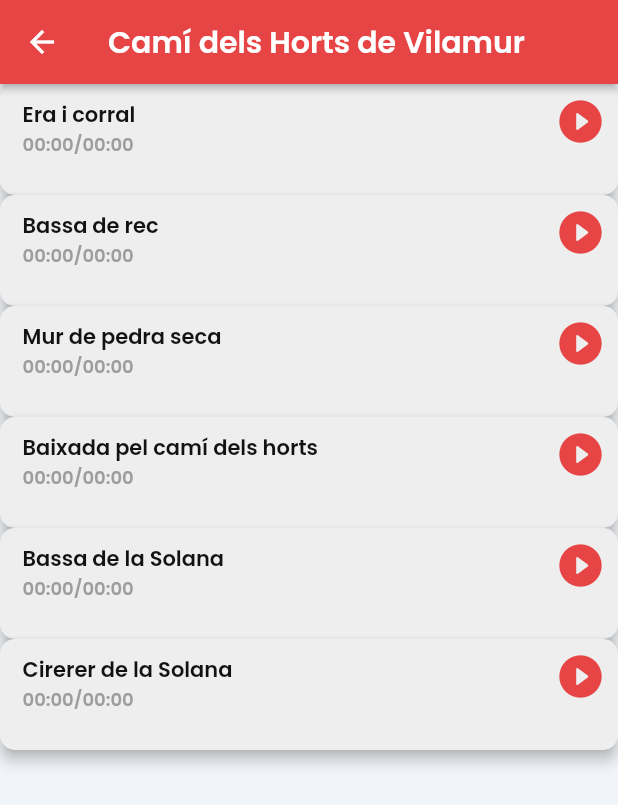
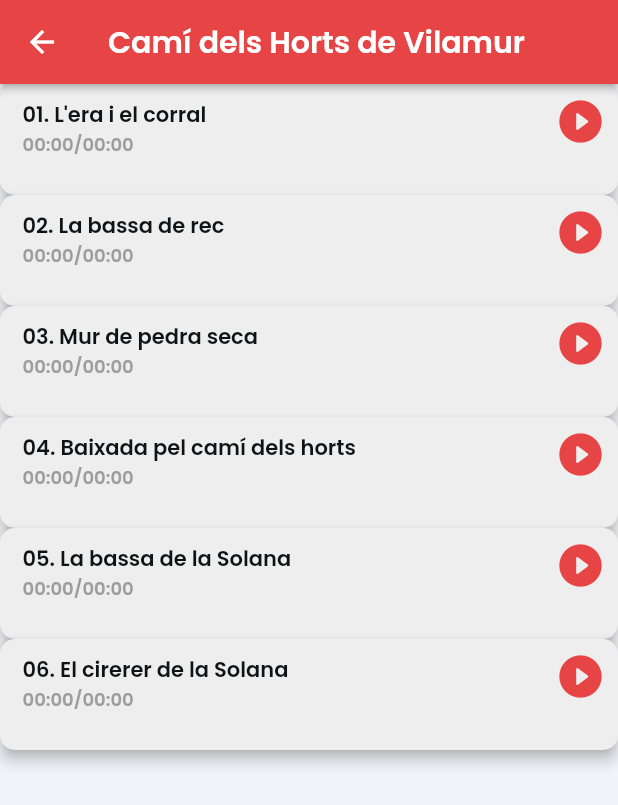
Before and after one commit to wavelife/museudecamins-audioguia, a Flutter app: the Cami1Widget screen opened directly, on a phone screen of 412 x 824 dp. Shown: the top 805 px of the screen. Run offline on Flutter 3.47's test engine with Material 2 defaults, Android fonts, the phone set to English and light mode, and no system bars; our stand-ins replace assets_audio_player, auto_size_text, built_collection, built_value, cloud_firestore, firebase_core and 6 more; missing offline and left inert: json_path; accounts and stored records are empty.

Commit message:
Correccions varies

```diff
--- a/lib/cami_1/cami1_widget.dart
+++ b/lib/cami_1/cami1_widget.dart
@@ -43,8 +43,8 @@ class _Cami1WidgetState extends State<Cami1Widget> {
                 audio: Audio.network(
                   'https://www.museudecamins.com/wp-content/uploads/2022/11/audio_1_1.m4a',
                   metas: Metas(
-                    id: 'audio_1_1.m4a-kovwjlqe',
-                    title: 'Era i corral',
+                    id: 'audio_1_1.m4a-26dzbeen',
+                    title: '01. L\'era i el corral',
                   ),
                 ),
                 titleTextStyle: FlutterFlowTheme.of(context).bodyText1.override(
@@ -66,8 +66,8 @@ class _Cami1WidgetState extends State<Cami1Widget> {
                 audio: Audio.network(
                   'https://www.museudecamins.com/wp-content/uploads/2022/11/audio_1_2.m4a',
                   metas: Metas(
-                    id: 'audio_1_2.m4a-1saqknbn',
-                    title: 'Bassa de rec',
+                    id: 'audio_1_2.m4a-3chwwno0',
+                    title: '02. La bassa de rec',
                   ),
                 ),
                 titleTextStyle: FlutterFlowTheme.of(context).bodyText1.override(
@@ -89,8 +89,8 @@ class _Cami1WidgetState extends State<Cami1Widget> {
                 audio: Audio.network(
                   'https://www.museudecamins.com/wp-content/uploads/2022/11/audio_1_3.m4a',
                   metas: Metas(
-                    id: 'audio_1_3.m4a-byut48di',
-                    title: 'Mur de pedra seca',
+                    id: 'audio_1_3.m4a-i6sbn4v6',
+                    title: '03. Mur de pedra seca',
                   ),
                 ),
                 titleTextStyle: FlutterFlowTheme.of(context).bodyText1.override(
@@ -112,8 +112,31 @@ class _Cami1WidgetState extends State<Cami1Widget> {
                 audio: Audio.network(
                   'https://www.museudecamins.com/wp-content/uploads/2022/11/audio_1_4.m4a',
                   metas: Metas(
-                    id: 'audio_1_4.m4a-ky76qyms',
-                    title: 'Baixada pel camí dels horts',
+                    id: 'audio_1_4.m4a-f1juk6og',
+                    title: '04. Baixada pel camí dels horts',
+                  ),
+                ),
+                titleTextStyle: FlutterFlowTheme.of(context).bodyText1.override(
+                      fontFamily: 'Poppins',
+                      fontWeight: FontWeight.w600,
+                    ),
+                playbackDurationTextStyle:
+                    FlutterFlowTheme.of(context).bodyText1.override(
+                          fontFamily: 'Poppins',
+                          color: Color(0xFF9D9D9D),
+                          fontSize: 12,
+                        ),
+                fillColor: Color(0xFFEEEEEE),
+                playbackButtonColor: FlutterFlowTheme.of(context).primaryColor,
+                activeTrackColor: Color(0xFF57636C),
+                elevation: 4,
+              ),
+              FlutterFlowAudioPlayer(
+                audio: Audio.network(
+                  'https://www.museudecamins.com/wp-content/uploads/2022/11/audio_1_5.m4a',
+                  metas: Metas(
+                    id: 'audio_1_5.m4a-mz8tjb5f',
+                    title: '05. La bassa de la Solana',
                   ),
                 ),
                 titleTextStyle: FlutterFlowTheme.of(context).bodyText1.override(
@@ -135,31 +158,8 @@ class _Cami1WidgetState extends State<Cami1Widget> {
                 audio: Audio.network(
                   'https://www.museudecamins.com/wp-content/uploads/2022/11/audio_1_6.m4a',
                   metas: Metas(
-                    id: 'audio_1_6.m4a-y7zuglv1',
-                    title: 'Bassa de la Solana',
-                  ),
-                ),
-                titleTextStyle: FlutterFlowTheme.of(context).bodyText1.override(
-                      fontFamily: 'Poppins',
-                      fontWeight: FontWeight.w600,
-                    ),
-                playbackDurationTextStyle:
-                    FlutterFlowTheme.of(context).bodyText1.override(
-                          fontFamily: 'Poppins',
-                          color: Color(0xFF9D9D9D),
-                          fontSize: 12,
-                        ),
-                fillColor: Color(0xFFEEEEEE),
-                playbackButtonColor: FlutterFlowTheme.of(context).primaryColor,
-                activeTrackColor: Color(0xFF57636C),
-                elevation: 4,
-              ),
-              FlutterFlowAudioPlayer(
-                audio: Audio.network(
-                  'https://filesamples.com/samples/audio/mp3/sample3.mp3',
-                  metas: Metas(
-                    id: 'sample3.mp3-05ngxpsx',
-                    title: 'Cirerer de la Solana',
+                    id: 'audio_1_6.m4a-mbpsjz5s',
+                    title: '06. El cirerer de la Solana',
                   ),
                 ),
                 titleTextStyle: FlutterFlowTheme.of(context).bodyText1.override(
```
Also changed, not shown: lib/cami_2/cami2_widget.dart (+10 -10 lines), lib/home_page/home_page_widget.dart (+8 -5 lines).
